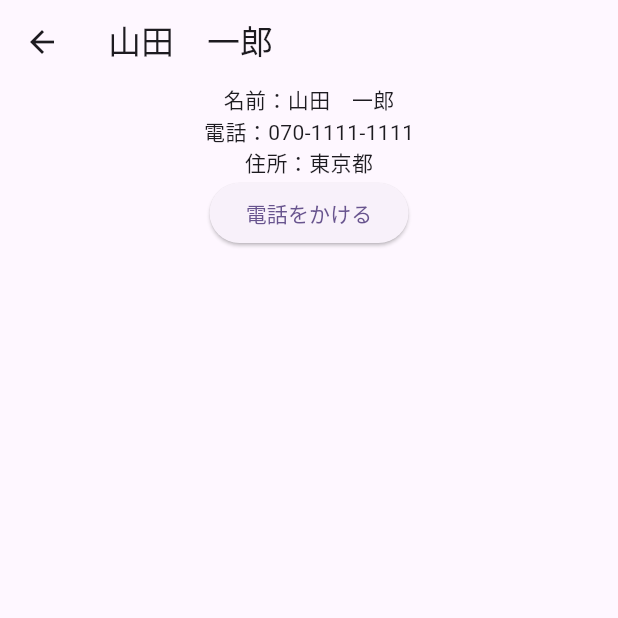
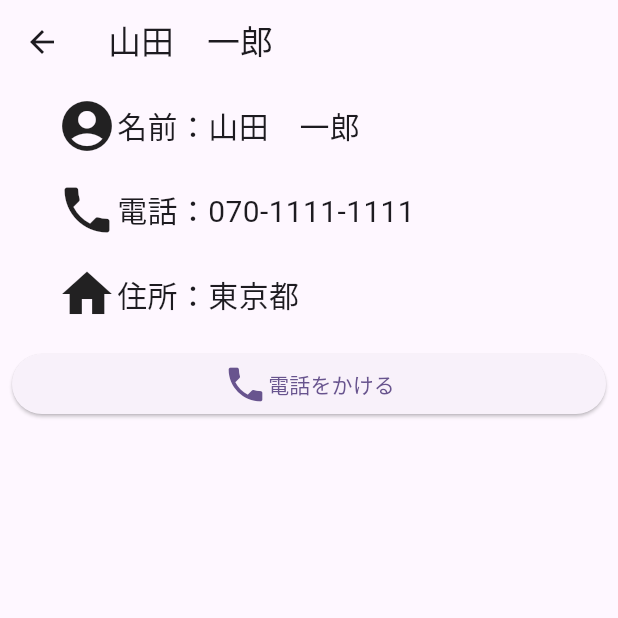
Before and after one commit to mikiIDE/flutter_udemy1, a Flutter app: the screen it shows after launch, after a tap on an icon or button, on a phone screen of 412 x 824 dp, the top half of it. Run offline on Flutter 3.47's test engine with Material 3 defaults, Android fonts, the phone set to English and light mode, and no system bars.

Commit message:
modified UI

```diff
--- a/lib/main.dart
+++ b/lib/main.dart
@@ -131,14 +131,56 @@ class DetailPage extends StatelessWidget {
       body: Center(
         child: Column(
           children: [
-            Text('名前：${contact["name"]}'),
-            Text('電話：${contact["number"]}'),
-            Text('住所：${contact["address"]}'),
-            ElevatedButton(
-              onPressed: () {
-                // 実際には電話がかかるようなコードを記述
-              },
-              child: Text("電話をかける"),
+            Padding(
+              padding: const EdgeInsets.all(8.0),
+              child: Row(
+                children: [
+                  SizedBox(width: 30,),
+                  Icon(Icons.account_circle, size: 40,),
+                  Text('名前：${contact["name"]}', style: TextStyle(fontSize: 20)),
+                ],
+              ),
+            ),
+            Padding(
+              padding: const EdgeInsets.all(8.0),
+              child: Row(
+                children: [
+                  SizedBox(width: 30,),
+                  Icon(Icons.phone, size: 40,),
+                  Text(
+                    '電話：${contact["number"]}',
+                    style: TextStyle(fontSize: 20),
+                  ),
+                ],
+              ),
+            ),
+            Padding(
+              padding: const EdgeInsets.all(8.0),
+              child: Row(
+                children: [
+                  SizedBox(width: 30,),
+                  Icon(Icons.home, size: 40,),
+                  Text(
+                    '住所：${contact["address"]}',
+                    style: TextStyle(fontSize: 20),
+                  ),
+                ],
+              ),
+            ),
+            Padding(
+              padding: const EdgeInsets.all(8.0),
+              child: ElevatedButton(
+                onPressed: () {
+                  // 実際には電話がかかるようなコードを記述
+                },
+                child: Row(
+                  mainAxisAlignment: MainAxisAlignment.center,
+                  children: [
+                    Icon(Icons.phone, size: 30,),
+                    Text("電話をかける"),
+                  ],
+                ),
+              ),
             ),
           ],
         ),
```
